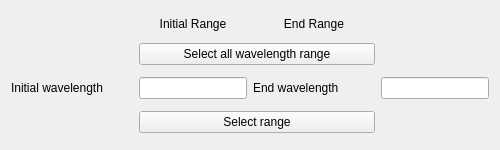
Old version of the form astrocabtools/mrs_subviz/src/ui/centroidWavelengthSelection.ui in the repository AlejandroGorgues/AstroCabTools.
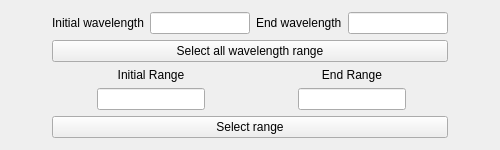
New version of the form.

Commit message: Added cubeAns tool docs Modified fitLine tool docs Fixed creation of ellipse parameterized RA/DEC option not being possible to us it Fixed units problem when loading cube in cubeAns Added options in cubeAns and fitLine to generate a png image from the spectra Added possibility to obtain and save as a fits file a collpased image of a cube in cubeAns and in subViz tool Change some buttons location and modified text of options for better info in cubeAns tool

The edit to the form file:
```diff
--- a/astrocabtools/mrs_subviz/src/ui/centroidWavelengthSelection.ui
+++ b/astrocabtools/mrs_subviz/src/ui/centroidWavelengthSelection.ui
@@ -20,34 +20,9 @@
    <string>centroidWavelengthSelection</string>
   </property>
   <layout class="QGridLayout" name="gridLayout_2">
-   <item row="2" column="1">
-    <widget class="QLineEdit" name="initialWavelengthLineEdit">
-     <property name="sizePolicy">
-      <sizepolicy hsizetype="Fixed" vsizetype="Fixed">
-       <horstretch>0</horstretch>
-       <verstretch>0</verstretch>
-      </sizepolicy>
-     </property>
-     <property name="clearButtonEnabled">
-      <bool>false</bool>
-     </property>
-    </widget>
-   </item>
-   <item row="2" column="2">
-    <widget class="QLabel" name="label_2">
-     <property name="text">
-      <string>End wavelength</string>
-     </property>
-    </widget>
-   </item>
-   <item row="2" column="0">
-    <widget class="QLabel" name="label">
-     <property name="text">
-      <string>Initial wavelength</string>
-     </property>
-    </widget>
-   </item>
-   <item row="3" column="1" colspan="2">
+   <item row="0" column="3">
+    <layout class="QGridLayout" name="gridLayout">
+     <item row="4" column="0" colspan="4">
     <widget class="QPushButton" name="customWavelengthButton">
      <property name="focusPolicy">
       <enum>Qt::NoFocus</enum>
@@ -57,17 +32,45 @@
      </property>
     </widget>
    </item>
-   <item row="2" column="3">
-    <widget class="QLineEdit" name="endWavelengthLineEdit">
+     <item row="0" column="0">
+      <widget class="QLabel" name="label">
      <property name="sizePolicy">
       <sizepolicy hsizetype="Fixed" vsizetype="Fixed">
        <horstretch>0</horstretch>
        <verstretch>0</verstretch>
       </sizepolicy>
      </property>
-    </widget>
-   </item>
-   <item row="1" column="1" colspan="2">
+       <property name="text">
+        <string>Initial wavelength</string>
+       </property>
+      </widget>
+     </item>
+     <item row="3" column="2" colspan="2" alignment="Qt::AlignHCenter">
+      <widget class="QLineEdit" name="endRangeWavelengthLineEdit">
+       <property name="sizePolicy">
+        <sizepolicy hsizetype="Fixed" vsizetype="Fixed">
+         <horstretch>0</horstretch>
+         <verstretch>0</verstretch>
+        </sizepolicy>
+       </property>
+       <property name="minimumSize">
+        <size>
+         <width>0</width>
+         <height>0</height>
+        </size>
+       </property>
+       <property name="maximumSize">
+        <size>
+         <width>150</width>
+         <height>16777215</height>
+        </size>
+       </property>
+       <property name="alignment">
+        <set>Qt::AlignCenter</set>
+       </property>
+      </widget>
+     </item>
+     <item row="1" column="0" colspan="4">
     <widget class="QPushButton" name="allWavelengthButton">
      <property name="focusPolicy">
       <enum>Qt::NoFocus</enum>
@@ -77,7 +80,20 @@
      </property>
     </widget>
    </item>
-   <item row="0" column="1">
+     <item row="0" column="2">
+      <widget class="QLabel" name="label_2">
+       <property name="sizePolicy">
+        <sizepolicy hsizetype="Fixed" vsizetype="Fixed">
+         <horstretch>0</horstretch>
+         <verstretch>0</verstretch>
+        </sizepolicy>
+       </property>
+       <property name="text">
+        <string>End wavelength</string>
+       </property>
+      </widget>
+     </item>
+     <item row="2" column="0" colspan="2">
     <widget class="QLabel" name="initialRangeLabel">
      <property name="sizePolicy">
       <sizepolicy hsizetype="Preferred" vsizetype="Fixed">
@@ -93,7 +109,7 @@
      </property>
     </widget>
    </item>
-   <item row="0" column="2">
+     <item row="2" column="2" colspan="2">
     <widget class="QLabel" name="endRangeLabel">
      <property name="sizePolicy">
       <sizepolicy hsizetype="Preferred" vsizetype="Fixed">
@@ -108,6 +124,68 @@
       <set>Qt::AlignCenter</set>
      </property>
     </widget>
+     </item>
+     <item row="3" column="0" colspan="2" alignment="Qt::AlignHCenter">
+      <widget class="QLineEdit" name="initialRangeWavelengthLineEdit">
+       <property name="sizePolicy">
+        <sizepolicy hsizetype="Minimum" vsizetype="Fixed">
+         <horstretch>0</horstretch>
+         <verstretch>0</verstretch>
+        </sizepolicy>
+       </property>
+       <property name="maximumSize">
+        <size>
+         <width>150</width>
+         <height>16777215</height>
+        </size>
+       </property>
+       <property name="alignment">
+        <set>Qt::AlignCenter</set>
+       </property>
+       <property name="clearButtonEnabled">
+        <bool>false</bool>
+       </property>
+      </widget>
+     </item>
+     <item row="0" column="3">
+      <widget class="QLineEdit" name="endWavelengthLineEdit">
+       <property name="sizePolicy">
+        <sizepolicy hsizetype="Fixed" vsizetype="Fixed">
+         <horstretch>0</horstretch>
+         <verstretch>0</verstretch>
+        </sizepolicy>
+       </property>
+       <property name="maximumSize">
+        <size>
+         <width>100</width>
+         <height>16777215</height>
+        </size>
+       </property>
+       <property name="readOnly">
+        <bool>true</bool>
+       </property>
+      </widget>
+     </item>
+     <item row="0" column="1">
+      <widget class="QLineEdit" name="initialWavelengthLineEdit">
+       <property name="sizePolicy">
+        <sizepolicy hsizetype="Fixed" vsizetype="Fixed">
+         <horstretch>0</horstretch>
+         <verstretch>0</verstretch>
+        </sizepolicy>
+       </property>
+       <property name="maximumSize">
+        <size>
+         <width>100</width>
+         <height>16777215</height>
+        </size>
+       </property>
+       <property name="readOnly">
+        <bool>true</bool>
+       </property>
+      </widget>
+     </item>
+    </layout>
    </item>
   </layout>
  </widget>
```
Lines whose indentation alone changed are shown as unchanged. The commit also changes 131 other files.
